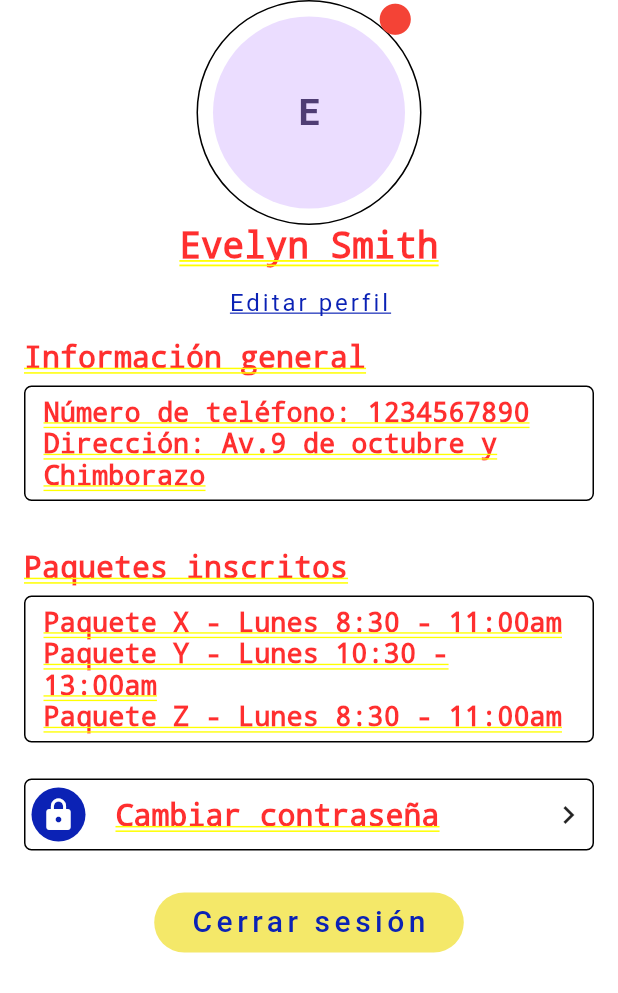
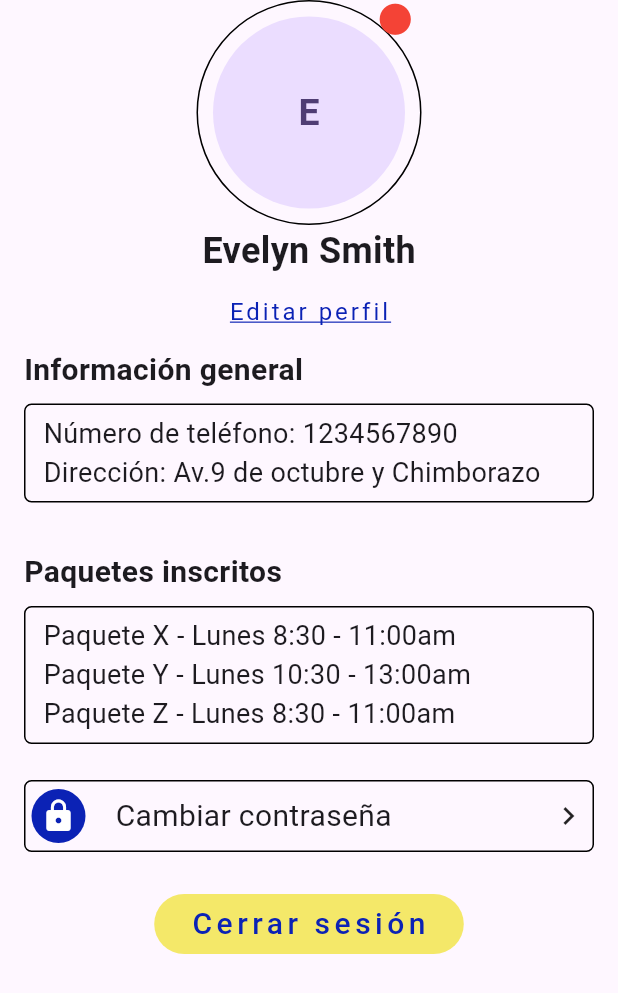
Before and after one commit to joemcara/swimmast_movil, a Flutter app: the HomeScreenMember screen opened directly, after a tap on an icon or button, on a phone screen of 412 x 824 dp. Shown: the top 993 px of the screen. Run offline on Flutter 3.47's test engine with Material 3 defaults, Android fonts, the light colour scheme and no system bars.

Commit message:
no working profile

```diff
--- a/lib/screens/memberScreens/home_screen.dart
+++ b/lib/screens/memberScreens/home_screen.dart
@@ -66,7 +66,7 @@ Widget _scheduleBox(
   String? imageUrl,
 ) {
   return Container(
-    height: 150,
+    height: 120,
     padding: const EdgeInsets.symmetric(horizontal: 5, vertical: 10),
     margin: const EdgeInsets.symmetric(vertical: 10),
     decoration: BoxDecoration(
--- a/lib/screens/memberScreens/profile_screen.dart
+++ b/lib/screens/memberScreens/profile_screen.dart
@@ -1,4 +1,5 @@
 import 'package:flutter/material.dart';
+import 'package:swimmast_movil/shared/bottom_navs.dart/bottom_nav_bar.dart';
 import 'package:swimmast_movil/shared/button.dart';
 import 'package:swimmast_movil/shared/constants.dart';
 import 'package:swimmast_movil/shared/profile_header.dart';
@@ -20,8 +21,10 @@ class ProfileScreen extends StatelessWidget {
       "Paquete Z - Lunes 8:30 - 11:00am",
     ];
 
-    return Container(
-        padding: EdgeInsets.only(top: statusBarHeight * 2.5),
+
+    return Scaffold(
+      body: Container(
+          padding: EdgeInsets.only(top: statusBarHeight *1.5),
           child: SingleChildScrollView(
             child: Column(
               children: [
@@ -98,7 +101,8 @@ class ProfileScreen extends StatelessWidget {
                 CustomButton(text: "Cerrar sesión", onPressed: () {})
               ],
             ),
-        ));
+          )),
+    );
   }
 }
 
--- a/lib/screens/sign_in_screen.dart
+++ b/lib/screens/sign_in_screen.dart
@@ -21,6 +21,7 @@ class _SignInScreenState extends State<SignInScreen> {
     return Scaffold(
         body: SingleChildScrollView(
       child: Container(
+        padding: EdgeInsets.only(top: statusBarHeight),
           height: size.height,
           color: const Color.fromRGBO(11, 34, 181, 1),
           child: Column(
```
Also changed, not shown: lib/main.dart (+1 -103 lines). Lines whose indentation alone changed are shown as unchanged.
